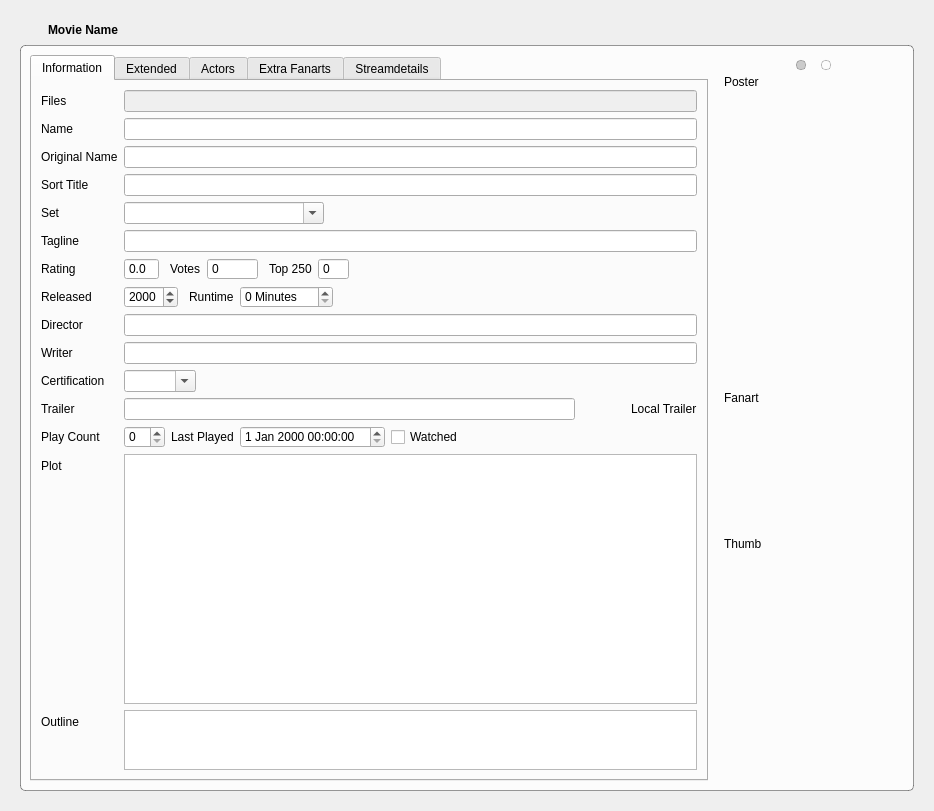
Above: movies/MovieWidget.ui from Komet/MediaElch before the change. Below: the same form after it.
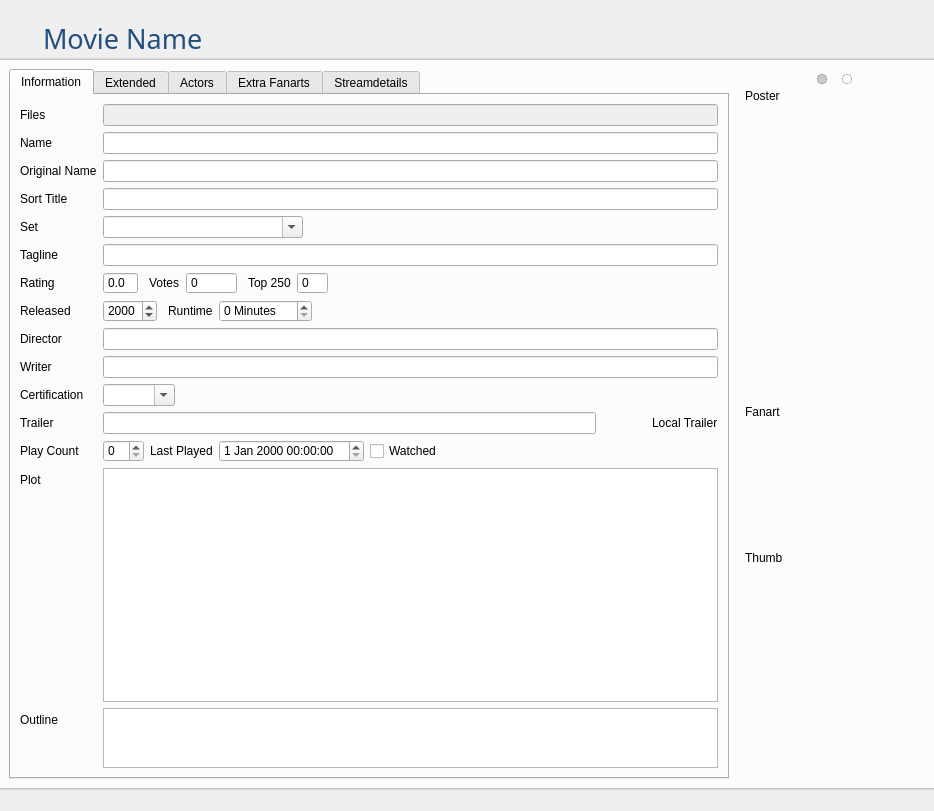
That is the form after the change. Icons and pictures are not drawn. Custom widgets are drawn as their Qt base class.

The edit to the form file:
```diff
--- a/movies/MovieWidget.ui
+++ b/movies/MovieWidget.ui
@@ -13,15 +13,40 @@
   <property name="windowTitle">
    <string>Form</string>
   </property>
-  <layout class="QVBoxLayout" name="verticalLayout" stretch="0,1">
+  <layout class="QVBoxLayout" name="verticalLayout" stretch="0,0,1,0">
    <property name="spacing">
-    <number>5</number>
+    <number>0</number>
    </property>
-   <property name="margin">
+   <property name="leftMargin">
+    <number>0</number>
+   </property>
+   <property name="topMargin">
+    <number>20</number>
+   </property>
+   <property name="rightMargin">
+    <number>0</number>
+   </property>
+   <property name="bottomMargin">
     <number>20</number>
    </property>
    <item>
     <layout class="QHBoxLayout" name="horizontalLayout_10">
+     <item>
+      <spacer name="horizontalSpacer_4">
+       <property name="orientation">
+        <enum>Qt::Horizontal</enum>
+       </property>
+       <property name="sizeType">
+        <enum>QSizePolicy::Fixed</enum>
+       </property>
+       <property name="sizeHint" stdset="0">
+        <size>
+         <width>20</width>
+         <height>20</height>
+        </size>
+       </property>
+      </spacer>
+     </item>
      <item>
       <widget class="QToolButton" name="buttonRevert">
        <property name="cursor">
@@ -52,10 +77,14 @@
       <widget class="QLabel" name="movieName">
        <property name="font">
         <font>
-         <weight>75</weight>
-         <bold>true</bold>
+         <family>Pathway Gothic One</family>
+         <pointsize>20</pointsize>
         </font>
        </property>
+       <property name="styleSheet">
+        <string notr="true">color: #224f7f;
+</string>
+       </property>
        <property name="text">
         <string>Movie Name</string>
        </property>
@@ -82,6 +111,26 @@
      </item>
     </layout>
    </item>
+   <item>
+    <widget class="QWidget" name="widget" native="true">
+     <property name="minimumSize">
+      <size>
+       <width>0</width>
+       <height>3</height>
+      </size>
+     </property>
+     <property name="maximumSize">
+      <size>
+       <width>16777215</width>
+       <height>3</height>
+      </size>
+     </property>
+     <property name="styleSheet">
+      <string notr="true">background-color: qlineargradient(spread:pad, x1:1, y1:1, x2:1, y2:0, stop:0 rgba(100, 100, 100, 255), stop:0.2 rgba(100, 100, 100, 50), stop:1 rgba(255, 255, 255, 0));
+</string>
+     </property>
+    </widget>
+   </item>
    <item>
     <layout class="QVBoxLayout" name="verticalLayout_5">
      <property name="topMargin">
@@ -91,10 +140,10 @@
       <widget class="QGroupBox" name="groupBox_3">
        <property name="styleSheet">
         <string notr="true">QGroupBox {
-	border: 1px solid rgba(0, 0, 0, 100);
-	border-radius: 5px;
+	border-radius: 0;
 	background-color: rgba(255, 255, 255, 200);
-}</string>
+}
+</string>
        </property>
        <property name="title">
         <string/>
@@ -1441,9 +1490,40 @@
      </item>
     </layout>
    </item>
+   <item>
+    <widget class="QWidget" name="widget_2" native="true">
+     <property name="minimumSize">
+      <size>
+       <width>0</width>
+       <height>3</height>
+      </size>
+     </property>
+     <property name="maximumSize">
+      <size>
+       <width>16777215</width>
+       <height>3</height>
+      </size>
+     </property>
+     <property name="styleSheet">
+      <string notr="true">background-color: qlineargradient(spread:pad, x1:1, y1:0, x2:1, y2:1, stop:0 rgba(100, 100, 100, 255), stop:0.2 rgba(100, 100, 100, 50), stop:1 rgba(255, 255, 255, 0));
+</string>
+     </property>
+    </widget>
+   </item>
   </layout>
  </widget>
  <customwidgets>
+  <customwidget>
+   <class>SlidingStackedWidget</class>
+   <extends>QStackedWidget</extends>
+   <header>smallWidgets/SlidingStackedWidget.h</header>
+   <container>1</container>
+  </customwidget>
+  <customwidget>
+   <class>Badge</class>
+   <extends>QLabel</extends>
+   <header>smallWidgets/Badge.h</header>
+  </customwidget>
   <customwidget>
    <class>MyLabel</class>
    <extends>QLabel</extends>
@@ -1461,17 +1541,6 @@
    <header>smallWidgets/TagCloud.h</header>
    <container>1</container>
   </customwidget>
-  <customwidget>
-   <class>SlidingStackedWidget</class>
-   <extends>QStackedWidget</extends>
-   <header>smallWidgets/SlidingStackedWidget.h</header>
-   <container>1</container>
-  </customwidget>
-  <customwidget>
-   <class>Badge</class>
-   <extends>QLabel</extends>
-   <header>smallWidgets/Badge.h</header>
-  </customwidget>
   <customwidget>
    <class>ImageGallery</class>
    <extends>QWidget</extends>
```
